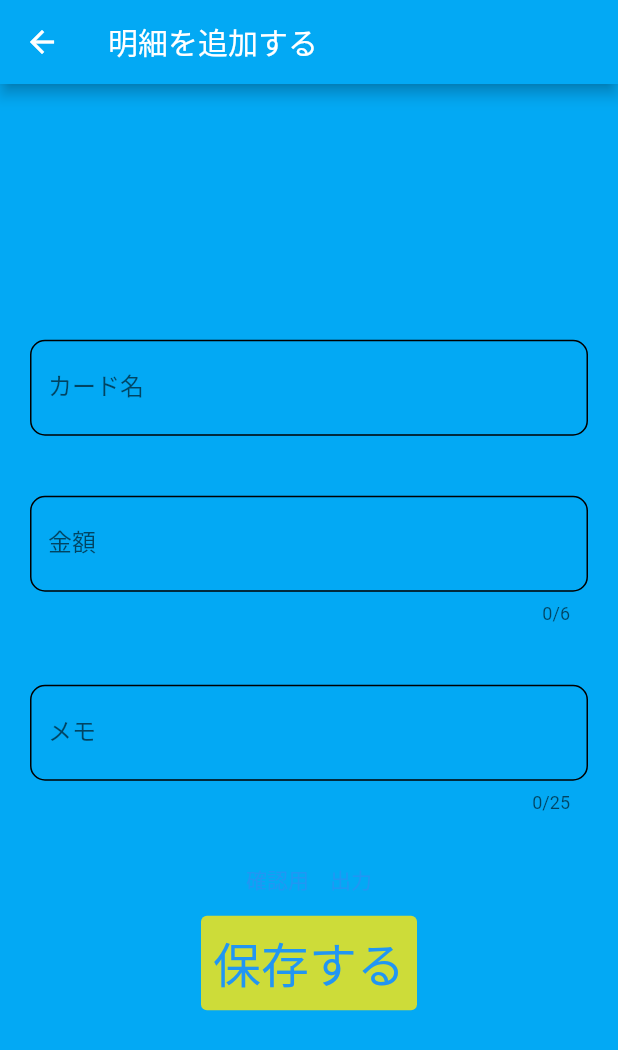
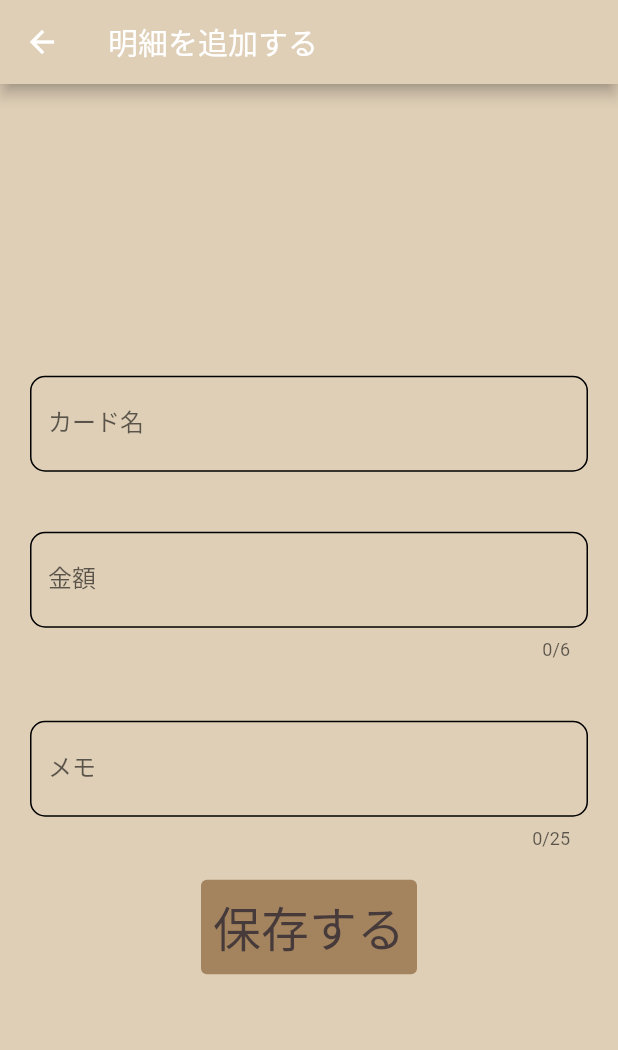
Before and after one commit to koki1126/creditcard-statement-note, a Flutter app: the AddStatement screen opened by its route, on a phone screen of 412 x 824 dp. Shown: the top 1050 px of the screen. Run offline on Flutter 3.47's test engine with Material 2 defaults, Android fonts, the phone set to English and light mode, and no system bars; our stand-ins replace sqflite; missing offline and left inert: flutter_device_type; accounts and stored records are empty.

Commit message:
背景色を変更した

```diff
--- a/lib/add_statement.dart
+++ b/lib/add_statement.dart
@@ -19,9 +19,9 @@ class AddStatement extends StatelessWidget {
     return Scaffold(
       appBar: AppBar(
         title: const Text('明細を追加する'),
-        backgroundColor: Colors.lightBlue,
+        backgroundColor: kbackgroundColor1,
       ),
-      backgroundColor: Colors.lightBlue,
+      backgroundColor: kbackgroundColor1,
       body: Center(
         child: Column(
           mainAxisAlignment: MainAxisAlignment.center,
@@ -79,16 +79,9 @@ class AddStatement extends StatelessWidget {
               ),
             ),
             TextButton(
-              onPressed: () {
-                print('出力します');
-                printStatement();
-                //TODO ここで出力する
-              },
-              child: const Text('確認用　出力'),
-            ),
-            TextButton(
               style: ButtonStyle(
-                backgroundColor: MaterialStateProperty.all<Color>(Colors.lime),
+                backgroundColor:
+                    MaterialStateProperty.all<Color>(kbackgroundColor2),
                 textStyle: MaterialStateProperty.all<TextStyle>(
                   const TextStyle(fontSize: 32),
                 ),
@@ -112,7 +105,12 @@ class AddStatement extends StatelessWidget {
                   print('価格を入力してください');
                 }
               },
-              child: const Text('保存する'),
+              child: const Text(
+                '保存する',
+                style: TextStyle(
+                  color: kbackgroundColor3,
+                ),
+              ),
             ),
           ],
         ),
```
